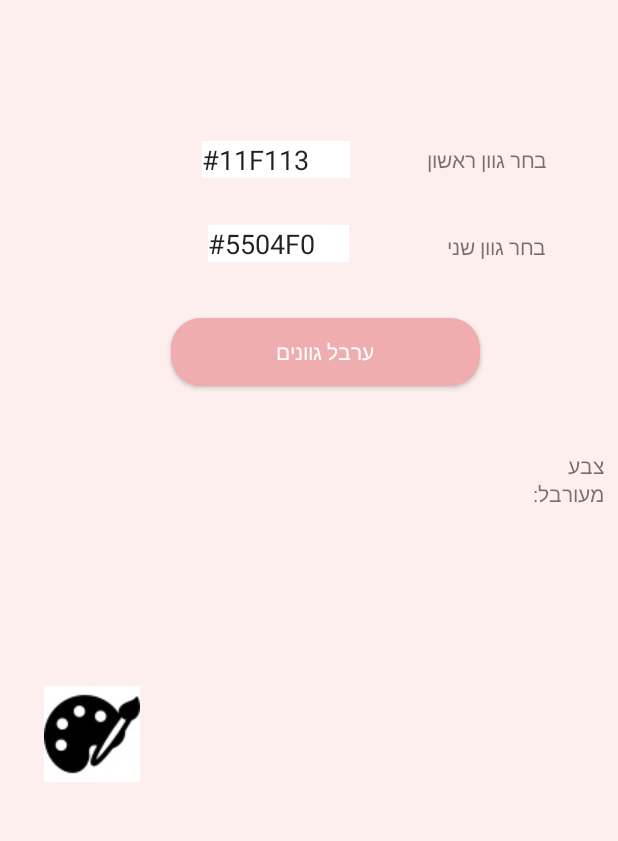
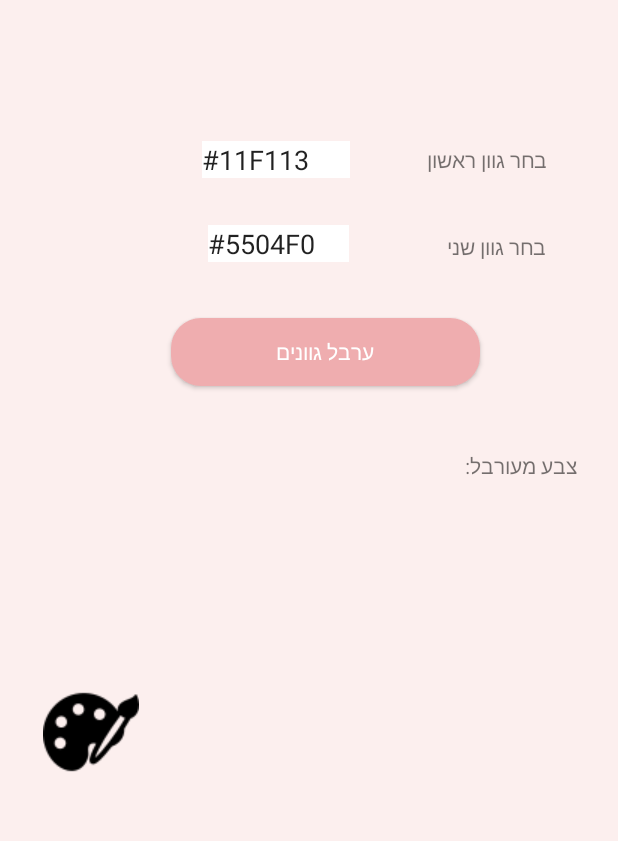
Before and after one commit to renen-s/IrlenGlasses, an Android app: the ColorBlendingActivity screen opened directly, with no data from a screen before it, on a phone screen of 412 x 824 dp, the part 282-1123 px from its top. Run offline under Robolectric (Android 15) with nearby library versions, the phone set to English and light mode, and no system bars.

Commit message:
fix icons names, fix background colors that i broke

```diff
--- a/app/src/main/res/layout/activity_color_blending.xml
+++ b/app/src/main/res/layout/activity_color_blending.xml
@@ -117,59 +117,49 @@
 
     <TextView
         android:id="@+id/textView8"
-        android:layout_width="wrap_content"
-        android:layout_height="50dp"
+        android:layout_width="110dp"
+        android:layout_height="68dp"
         android:layout_below="@+id/buttonColorBlend"
         android:layout_alignParentEnd="true"
         android:layout_alignParentRight="true"
-        android:layout_marginStart="24dp"
-        android:layout_marginLeft="24dp"
+        android:layout_marginStart="-10dp"
+        android:layout_marginLeft="-10dp"
         android:layout_marginTop="43dp"
-        android:layout_marginEnd="9dp"
-        android:layout_marginRight="9dp"
+        android:layout_marginEnd="27dp"
+        android:layout_marginRight="27dp"
         android:layout_toEndOf="@+id/blendedHuesRes"
         android:layout_toRightOf="@+id/blendedHuesRes"
         android:text="@string/blendedColor" />
 
     <TextView
         android:id="@+id/blendedHuesRes"
-        android:layout_width="171dp"
-        android:layout_height="75dp"
+        android:layout_width="149dp"
+        android:layout_height="79dp"
         android:layout_alignStart="@+id/buttonColorBlend"
         android:layout_alignLeft="@+id/buttonColorBlend"
         android:layout_alignEnd="@+id/buttonColorBlend"
         android:layout_alignRight="@+id/buttonColorBlend"
         android:layout_alignBottom="@+id/buttonColorBlend"
         android:layout_alignParentBottom="true"
-        android:layout_marginStart="17dp"
-        android:layout_marginLeft="17dp"
-        android:layout_marginEnd="17dp"
-        android:layout_marginRight="17dp"
-        android:layout_marginBottom="104dp"
+        android:layout_marginStart="21dp"
+        android:layout_marginLeft="21dp"
+        android:layout_marginEnd="35dp"
+        android:layout_marginRight="35dp"
+        android:layout_marginBottom="111dp"
         android:text="@string/blendedHues" />
 
     <ImageView
-        android:id="@+id/imageView7"
-        android:layout_width="36dp"
-        android:layout_height="67dp"
-        android:layout_alignParentStart="true"
-        android:layout_alignParentLeft="true"
+        android:id="@+id/imageView8"
+        android:layout_width="wrap_content"
+        android:layout_height="wrap_content"
         android:layout_alignParentBottom="true"
-        android:layout_marginStart="27dp"
-        android:layout_marginLeft="27dp"
-        android:layout_marginEnd="19dp"
-        android:layout_marginRight="19dp"
-        android:layout_marginBottom="113dp"
+        android:layout_marginEnd="21dp"
+        android:layout_marginRight="21dp"
+        android:layout_marginBottom="116dp"
         android:layout_toStartOf="@+id/blendedHuesRes"
         android:layout_toLeftOf="@+id/blendedHuesRes"
-        android:adjustViewBounds="false"
-        android:contentDescription="@string/colorpalleticon"
-        android:foregroundGravity="top"
-        android:scaleType="centerInside"
-        android:visibility="visible"
-        app:srcCompat="@drawable/paint-board-and-brush"
-        tools:srcCompat="@drawable/paint-board-and-brush"
-        tools:visibility="visible" />
+        app:srcCompat="@drawable/paint_icon_pallet"
+        android:contentDescription="@string/colorpalleticon" />
 
 
 </RelativeLayout>
--- a/app/src/main/res/layout/activity_login.xml
+++ b/app/src/main/res/layout/activity_login.xml
@@ -5,6 +5,7 @@
     android:layout_width="match_parent"
     android:layout_height="match_parent"
     android:background="@color/ApplicationBackgroundColor"
+    android:hapticFeedbackEnabled="false"
     android:orientation="vertical"
     android:visibility="visible"
     tools:visibility="visible">
@@ -31,13 +32,14 @@
         android:layout_marginEnd="151dp"
         android:layout_marginRight="151dp"
         android:layout_marginBottom="3dp"
+        android:autofillHints=""
         android:background="#FFFFFF"
         android:ems="10"
         android:hint="@string/passHint"
         android:imeActionLabel="@string/pswd_Lbl"
         android:inputType="numberPassword"
         android:visibility="visible"
-        android:autofillHints="" />
+        tools:targetApi="o" />
 
     <EditText
         android:id="@+id/editText8"
@@ -51,12 +53,12 @@
         android:layout_marginEnd="152dp"
         android:layout_marginRight="152dp"
         android:layout_marginBottom="92dp"
-        android:background="#FFFFFFFF"
+        android:autofillHints=""
+        android:background="#FFFFFF"
         android:hint="@string/userName"
         android:inputType="textPersonName"
-        android:shadowColor="#FFFFFF"
         android:visibility="visible"
-        android:autofillHints="" />
+        tools:targetApi="o" />
 
     <ImageView
         android:id="@+id/imageView3"
```
Also changed, not shown: app/src/main/res/drawable/camera_icon.jpg (renamed from app/src/main/res/drawable/cameraIcon.jpg), app/src/main/res/drawable/color_blend_icon.jpg (renamed from app/src/main/res/drawable/ColorBlendIcon.jpg), app/src/main/res/drawable/paint-board-and-brush.jpg (deleted), app/src/main/res/drawable/paint_icon_pallet.png (added).
